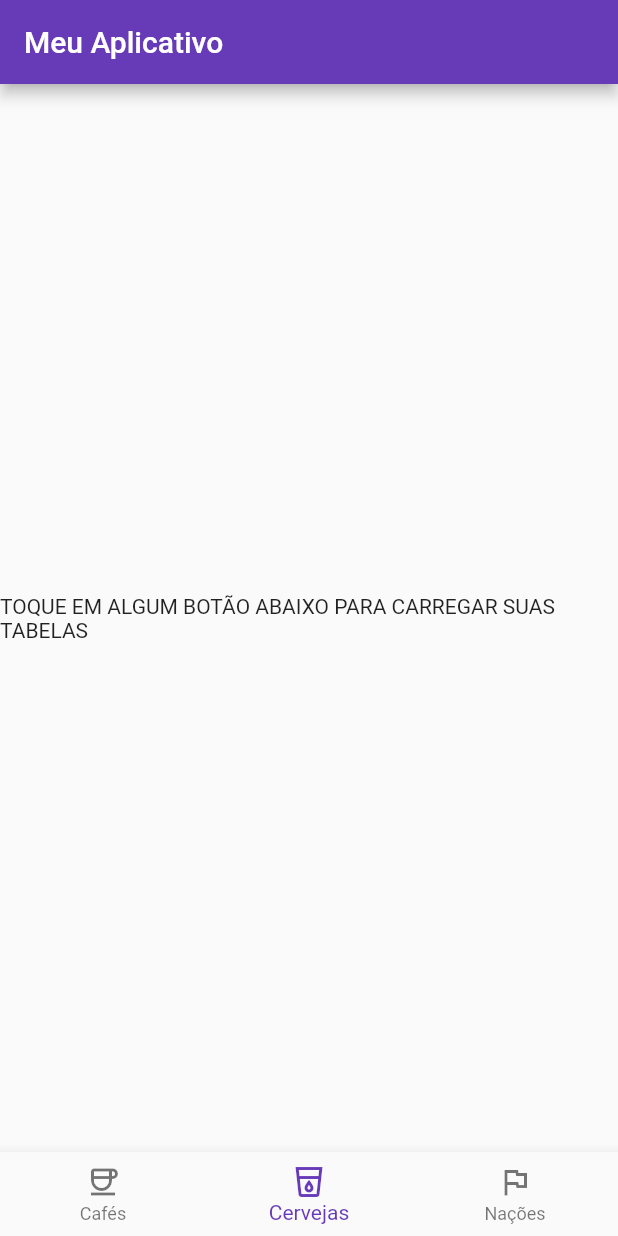
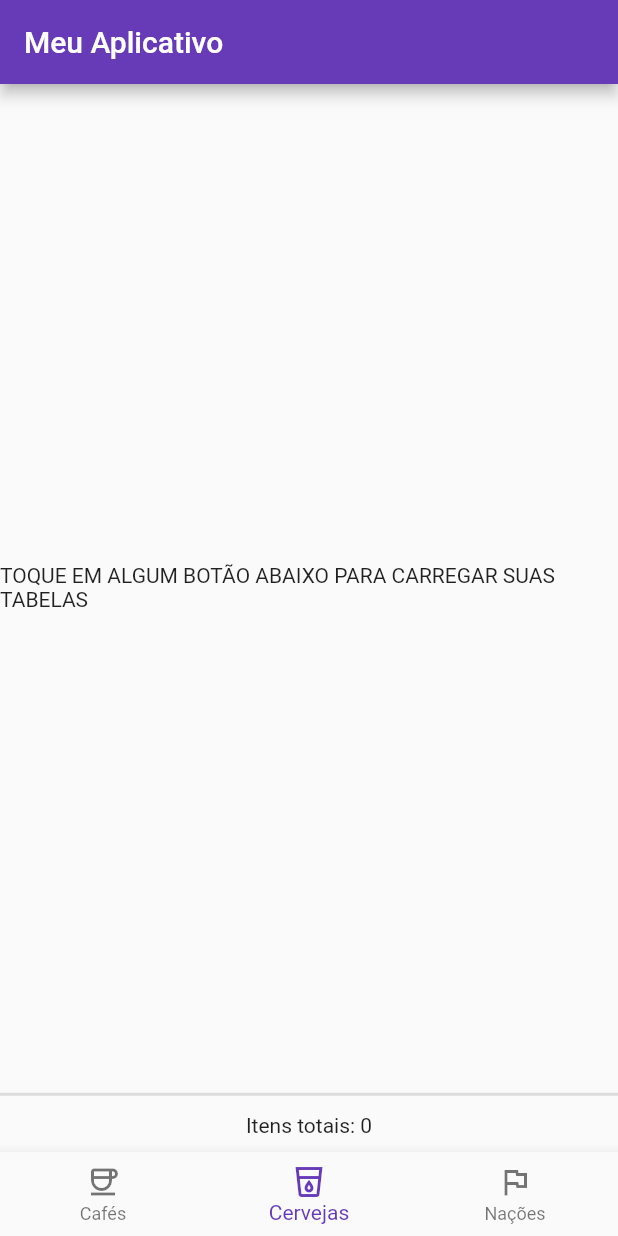
Before and after one commit to ErickBezerrar/POO-1, a Flutter app: the screen it shows after launch, on a phone screen of 412 x 824 dp. Run offline on Flutter 3.47's test engine with Material 2 defaults, Android fonts, the phone set to English and light mode, and no system bars; our stand-ins replace flutter_hooks; key blocks and very long unbroken strings in the code were emptied for the run.

Commit message:
receita8a -> contador implementado

```diff
--- a/receita8a/lib/main.dart
+++ b/receita8a/lib/main.dart
@@ -13,6 +13,8 @@ class DataService {
     'dataObjects': [],
     'itemType': ItemType.none,
   });
+
+  final ValueNotifier<int> itemCountNotifier = ValueNotifier(0);
 
   Future<void> carregar(int index) async {
     final funcoes = [carregarCafes, carregarCervejas, carregarNacoes];
@@ -84,6 +86,8 @@ class DataService {
         'propertyNames': propertyNames,
         'columnNames': columnNames,
       };
+
+      itemCountNotifier.value = jsonObjects.length;
     } catch (error) {
       tableStateNotifier.value = {
         'status': TableStatus.error,
@@ -118,14 +122,19 @@ class MyApp extends StatelessWidget {
         appBar: AppBar(
           title: const Text("Meu Aplicativo"),
         ),
-          body: ValueListenableBuilder(
+        body: Column(
+          children: [
+            Expanded(
+              child: ValueListenableBuilder(
                 valueListenable: dataService.tableStateNotifier,
                 builder: (_, value, __) {
                   switch (value['status']) {
                     case TableStatus.idle:
                       return Center(
                         child: Text(
-                            "TOQUE EM ALGUM BOTÃO ABAIXO PARA CARREGAR SUAS TABELAS"));
+                          "TOQUE EM ALGUM BOTÃO ABAIXO PARA CARREGAR SUAS TABELAS",
+                        ),
+                      );
 
                     case TableStatus.loading:
                       return Center(child: CircularProgressIndicator());
@@ -142,18 +151,32 @@ class MyApp extends StatelessWidget {
                   }
 
                   return Text("...");
-              }),
-          bottomNavigationBar:
-              NewNavBar(itemSelectedCallback: dataService.carregar),
-        ));
+                },
+              ),
+            ),
+            const Divider(height: 5, thickness: 2),
+            Padding(
+              padding: const EdgeInsets.all(10),
+              child: ValueListenableBuilder(
+                valueListenable: dataService.itemCountNotifier,
+                builder: (_, itemCount, __) {
+                  return Text('Itens totais: $itemCount');
+                },
+              ),
+            ),
+          ],
+        ),
+        bottomNavigationBar: NewNavBar(itemSelectedCallback: dataService.carregar),
+      ),
+    );
   }
 }
 
 class NewNavBar extends HookWidget {
-  final _itemSelectedCallback;
+  final dynamic _itemSelectedCallback;
 
   NewNavBar({itemSelectedCallback})
-      : _itemSelectedCallback = itemSelectedCallback ?? (int) {}
+      : _itemSelectedCallback = itemSelectedCallback ?? ((int index) {}) {}
 
   @override
   Widget build(BuildContext context) {
@@ -172,23 +195,29 @@ class NewNavBar extends HookWidget {
           icon: Icon(Icons.coffee_outlined),
         ),
         BottomNavigationBarItem(
-              label: "Cervejas", icon: Icon(Icons.local_drink_outlined)),
+          label: "Cervejas",
+          icon: Icon(Icons.local_drink_outlined),
+        ),
         BottomNavigationBarItem(
-              label: "Nações", icon: Icon(Icons.flag_outlined))
-        ]);
+          label: "Nações",
+          icon: Icon(Icons.flag_outlined),
+        ),
+      ],
+    );
   }
 }
+
 
 class ListWidget extends HookWidget {
   final dynamic _scrollEndedCallback;
   final List jsonObjects;
   final List<String> propertyNames;
 
-  ListWidget(
-      {this.jsonObjects = const [],
+  ListWidget({
+    this.jsonObjects = const [],
     this.propertyNames = const [],
-      void Function()? scrollEndedCallback})
-      : _scrollEndedCallback = scrollEndedCallback ?? false;
+    void Function()? scrollEndedCallback,
+  }) : _scrollEndedCallback = scrollEndedCallback ?? false;
 
   @override
   Widget build(BuildContext context) {
@@ -197,8 +226,7 @@ class ListWidget extends HookWidget {
     useEffect(() {
       controller.addListener(
         () {
-          if (controller.position.pixels ==
-              controller.position.maxScrollExtent) {
+          if (controller.position.pixels == controller.position.maxScrollExtent) {
             if (_scrollEndedCallback is Function) _scrollEndedCallback();
           }
         },
@@ -228,12 +256,18 @@ class ListWidget extends HookWidget {
 
         return Card(
           shadowColor: Theme.of(context).primaryColor,
-            child: Column(children: [
+          child: Column(
+            children: [
               SizedBox(height: 10),
-              Text("${title}\n", style: TextStyle(fontWeight: FontWeight.bold)),
+              Text(
+                "${title}\n",
+                style: TextStyle(fontWeight: FontWeight.bold),
+              ),
               Text(content),
-              SizedBox(height: 10)
-            ]));
+              SizedBox(height: 10),
+            ],
+          ),
+        );
       },
     );
   }
```
Lines whose indentation alone changed are shown as unchanged.
